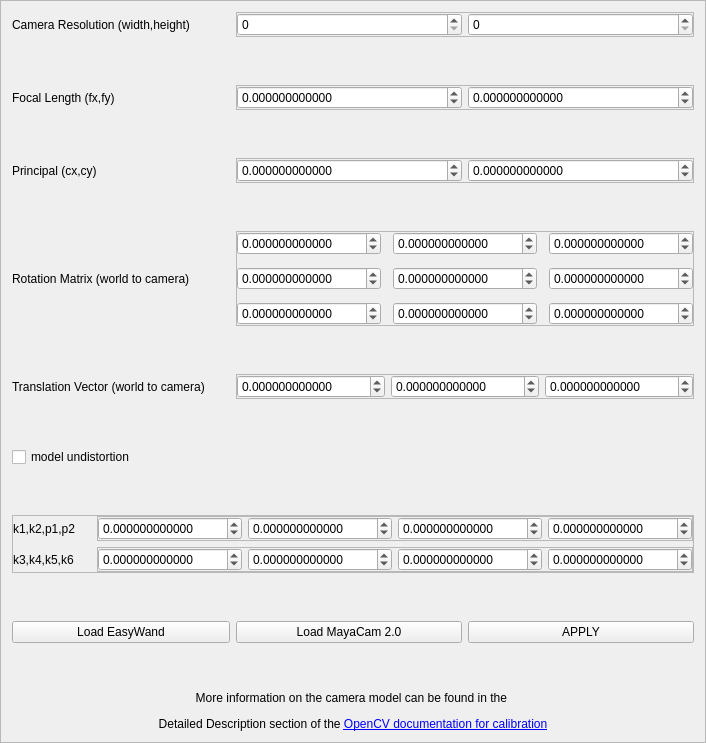
Above: src/ui/ui-files/ExternalCalibrationFrame.ui from XROMMPackages/xmalab before the change. Below: the same form after it.
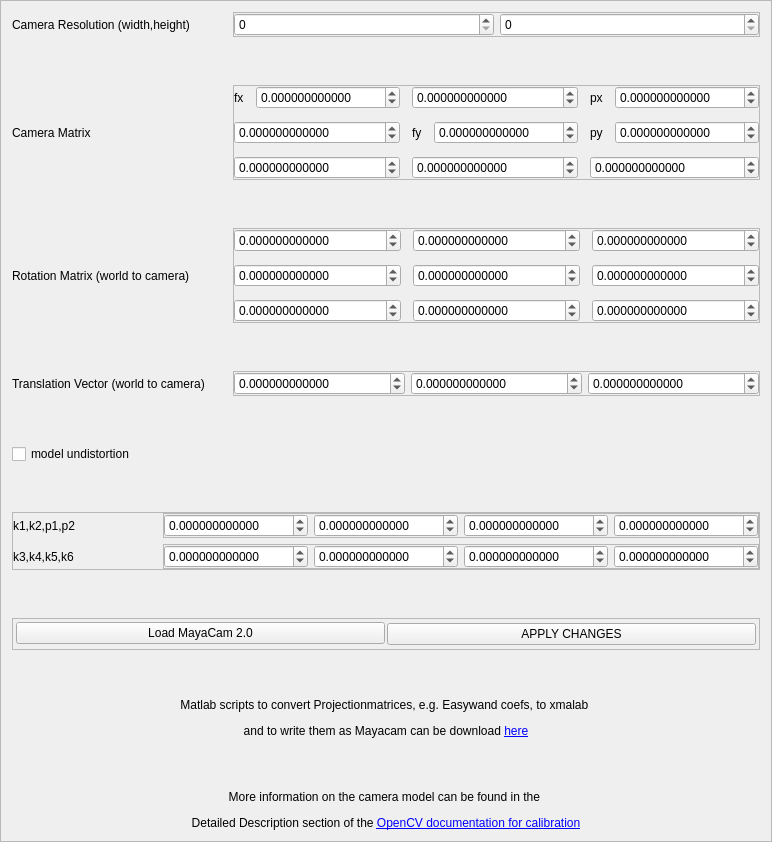
That is the form after the change.

Commit message: fixes #194 Added new entrypoint for trial with external calibration. Added matlabscripts to convert easywand data.

```diff
--- a/src/ui/ui-files/ExternalCalibrationFrame.ui
+++ b/src/ui/ui-files/ExternalCalibrationFrame.ui
@@ -6,8 +6,8 @@
    <rect>
     <x>0</x>
     <y>0</y>
-    <width>614</width>
-    <height>708</height>
+    <width>682</width>
+    <height>800</height>
    </rect>
   </property>
   <property name="windowTitle">
@@ -23,31 +23,62 @@
    <property name="verticalSpacing">
     <number>48</number>
    </property>
+   <item row="9" column="0" colspan="3">
+    <widget class="QFrame" name="frame_6">
+     <property name="sizePolicy">
+      <sizepolicy hsizetype="Preferred" vsizetype="Maximum">
+       <horstretch>0</horstretch>
+       <verstretch>0</verstretch>
+      </sizepolicy>
+     </property>
+     <property name="frameShape">
+      <enum>QFrame::StyledPanel</enum>
+     </property>
+     <property name="frameShadow">
+      <enum>QFrame::Raised</enum>
+     </property>
+     <layout class="QGridLayout" name="gridLayout_10">
+      <property name="margin">
+       <number>3</number>
+      </property>
+      <property name="spacing">
+       <number>2</number>
+      </property>
+      <item row="0" column="0">
+       <widget class="QPushButton" name="pushButton_MayaCam">
+        <property name="text">
+         <string>Load MayaCam 2.0</string>
+        </property>
+       </widget>
+      </item>
+      <item row="0" column="2" rowspan="2">
+       <widget class="QPushButton" name="pushButton_Apply">
+        <property name="text">
+         <string>APPLY CHANGES</string>
+        </property>
+       </widget>
+      </item>
+     </layout>
+    </widget>
+   </item>
    <item row="3" column="0">
-    <widget class="QLabel" name="label1_3">
-     <property name="text">
-      <string>Rotation Matrix (world to camera)</string>
-     </property>
-    </widget>
-   </item>
-   <item row="4" column="0">
     <widget class="QLabel" name="label1_4">
      <property name="text">
       <string>Translation Vector (world to camera)</string>
      </property>
     </widget>
    </item>
+   <item row="2" column="0">
+    <widget class="QLabel" name="label1_3">
+     <property name="text">
+      <string>Rotation Matrix (world to camera)</string>
+     </property>
+    </widget>
+   </item>
    <item row="1" column="0">
     <widget class="QLabel" name="label1_2">
      <property name="text">
-      <string>Focal Length (fx,fy)</string>
-     </property>
-    </widget>
-   </item>
-   <item row="5" column="0">
-    <widget class="QCheckBox" name="checkBox_hasDistortion">
-     <property name="text">
-      <string>model undistortion</string>
+      <string>Camera Matrix </string>
      </property>
     </widget>
    </item>
@@ -58,20 +89,46 @@
      </property>
     </widget>
    </item>
-   <item row="2" column="1" colspan="2">
-    <widget class="QFrame" name="frame_8">
+   <item row="4" column="0">
+    <widget class="QCheckBox" name="checkBox_hasDistortion">
+     <property name="text">
+      <string>model undistortion</string>
+     </property>
+    </widget>
+   </item>
+   <item row="10" column="0" colspan="3">
+    <widget class="QLabel" name="label">
+     <property name="text">
+      <string>&lt;html&gt;&lt;head/&gt;&lt;body&gt;&lt;p&gt;Matlab scripts to convert Projectionmatrices, e.g. Easywand coefs, to xmalab &lt;/p&gt;&lt;p&gt;and to write them as Mayacam can be download &lt;a href=&quot;https://bitbucket.org/xromm/xmalab/downloads/externalCalibration_Matlab_scripts.zip&quot;&gt;&lt;span style=&quot; text-decoration: underline; color:#0000ff;&quot;&gt;here&lt;/span&gt;&lt;/a&gt;&lt;/p&gt;&lt;p&gt;&lt;br/&gt;&lt;/p&gt;&lt;p&gt;More information on the camera model can be found in the &lt;/p&gt;&lt;p&gt;Detailed Description section of the &lt;a href=&quot;https://docs.opencv.org/3.3.0/d9/d0c/group__calib3d.html&quot;&gt;&lt;span style=&quot; text-decoration: underline; color:#0000ff;&quot;&gt;OpenCV documentation for calibration&lt;/span&gt;&lt;/a&gt;&lt;/p&gt;&lt;/body&gt;&lt;/html&gt;</string>
+     </property>
+     <property name="textFormat">
+      <enum>Qt::RichText</enum>
+     </property>
+     <property name="alignment">
+      <set>Qt::AlignCenter</set>
+     </property>
+     <property name="openExternalLinks">
+      <bool>true</bool>
+     </property>
+     <property name="textInteractionFlags">
+      <set>Qt::TextBrowserInteraction</set>
+     </property>
+    </widget>
+   </item>
+   <item row="3" column="1" colspan="2">
+    <widget class="QFrame" name="frame_4">
      <property name="frameShape">
       <enum>QFrame::StyledPanel</enum>
      </property>
      <property name="frameShadow">
       <enum>QFrame::Raised</enum>
      </property>
-     <layout class="QGridLayout" name="gridLayout_9">
+     <layout class="QGridLayout" name="gridLayout_4">
       <property name="margin">
        <number>0</number>
       </property>
       <item row="0" column="0">
-       <widget class="QDoubleSpinBox" name="doubleSpinBox_cx">
+       <widget class="QDoubleSpinBox" name="doubleSpinBox_TX">
         <property name="decimals">
          <number>12</number>
         </property>
@@ -87,7 +144,7 @@
        </widget>
       </item>
       <item row="0" column="1">
-       <widget class="QDoubleSpinBox" name="doubleSpinBox_cy">
+       <widget class="QDoubleSpinBox" name="doubleSpinBox_TY">
         <property name="decimals">
          <number>12</number>
         </property>
@@ -102,23 +159,8 @@
         </property>
        </widget>
       </item>
-     </layout>
-    </widget>
-   </item>
-   <item row="1" column="1" colspan="2">
-    <widget class="QFrame" name="frame_2">
-     <property name="frameShape">
-      <enum>QFrame::StyledPanel</enum>
-     </property>
-     <property name="frameShadow">
-      <enum>QFrame::Raised</enum>
-     </property>
-     <layout class="QGridLayout" name="gridLayout_2">
-      <property name="margin">
-       <number>0</number>
-      </property>
-      <item row="0" column="0">
-       <widget class="QDoubleSpinBox" name="doubleSpinBox_fx">
+      <item row="0" column="2">
+       <widget class="QDoubleSpinBox" name="doubleSpinBox_TZ">
         <property name="decimals">
          <number>12</number>
         </property>
@@ -133,26 +175,10 @@
         </property>
        </widget>
       </item>
-      <item row="0" column="1">
-       <widget class="QDoubleSpinBox" name="doubleSpinBox_fy">
-        <property name="decimals">
-         <number>12</number>
-        </property>
-        <property name="minimum">
-         <double>-999999999.000000000000000</double>
-        </property>
-        <property name="maximum">
-         <double>999999999.000000000000000</double>
-        </property>
-        <property name="singleStep">
-         <double>0.010000000000000</double>
-        </property>
-       </widget>
-      </item>
      </layout>
     </widget>
    </item>
-   <item row="8" column="0" colspan="3">
+   <item row="7" column="0" colspan="3">
     <widget class="QFrame" name="frame_distortion">
      <property name="frameShape">
       <enum>QFrame::StyledPanel</enum>
@@ -339,26 +365,197 @@
      </layout>
     </widget>
    </item>
-   <item row="11" column="0" colspan="3">
-    <widget class="QLabel" name="label">
-     <property name="text">
-      <string>&lt;html&gt;&lt;head/&gt;&lt;body&gt;&lt;p&gt;More information on the camera model can be found in the &lt;/p&gt;&lt;p&gt;Detailed Description section of the &lt;a href=&quot;https://docs.opencv.org/3.3.0/d9/d0c/group__calib3d.html&quot;&gt;&lt;span style=&quot; text-decoration: underline; color:#0000ff;&quot;&gt;OpenCV documentation for calibration&lt;/span&gt;&lt;/a&gt;&lt;/p&gt;&lt;/body&gt;&lt;/html&gt;</string>
+   <item row="1" column="1" colspan="2">
+    <widget class="QFrame" name="frame_2">
+     <property name="frameShape">
+      <enum>QFrame::StyledPanel</enum>
      </property>
-     <property name="textFormat">
-      <enum>Qt::RichText</enum>
+     <property name="frameShadow">
+      <enum>QFrame::Raised</enum>
      </property>
-     <property name="alignment">
-      <set>Qt::AlignCenter</set>
-     </property>
-     <property name="openExternalLinks">
-      <bool>true</bool>
-     </property>
-     <property name="textInteractionFlags">
-      <set>Qt::TextBrowserInteraction</set>
-     </property>
+     <layout class="QGridLayout" name="gridLayout_9">
+      <property name="margin">
+       <number>0</number>
+      </property>
+      <property name="spacing">
+       <number>12</number>
+      </property>
+      <item row="2" column="2" colspan="2">
+       <widget class="QDoubleSpinBox" name="doubleSpinBox_K32">
+        <property name="decimals">
+         <number>12</number>
+        </property>
+        <property name="minimum">
+         <double>-999999999.000000000000000</double>
+        </property>
+        <property name="maximum">
+         <double>999999999.000000000000000</double>
+        </property>
+        <property name="singleStep">
+         <double>0.010000000000000</double>
+        </property>
+       </widget>
+      </item>
+      <item row="0" column="2" colspan="2">
+       <widget class="QDoubleSpinBox" name="doubleSpinBox_K12">
+        <property name="decimals">
+         <number>12</number>
+        </property>
+        <property name="minimum">
+         <double>-999999999.000000000000000</double>
+        </property>
+        <property name="maximum">
+         <double>999999999.000000000000000</double>
+        </property>
+        <property name="singleStep">
+         <double>0.010000000000000</double>
+        </property>
+       </widget>
+      </item>
+      <item row="1" column="2">
+       <widget class="QLabel" name="label_3">
+        <property name="text">
+         <string>fy</string>
+        </property>
+       </widget>
+      </item>
+      <item row="1" column="5">
+       <widget class="QDoubleSpinBox" name="doubleSpinBox_K23">
+        <property name="decimals">
+         <number>12</number>
+        </property>
+        <property name="minimum">
+         <double>-999999999.000000000000000</double>
+        </property>
+        <property name="maximum">
+         <double>999999999.000000000000000</double>
+        </property>
+        <property name="singleStep">
+         <double>0.010000000000000</double>
+        </property>
+       </widget>
+      </item>
+      <item row="2" column="0" colspan="2">
+       <widget class="QDoubleSpinBox" name="doubleSpinBox_K31">
+        <property name="decimals">
+         <number>12</number>
+        </property>
+        <property name="minimum">
+         <double>-999999999.000000000000000</double>
+        </property>
+        <property name="maximum">
+         <double>999999999.000000000000000</double>
+        </property>
+        <property name="singleStep">
+         <double>0.010000000000000</double>
+        </property>
+       </widget>
+      </item>
+      <item row="0" column="0">
+       <widget class="QLabel" name="label_2">
+        <property name="text">
+         <string>fx</string>
+        </property>
+       </widget>
+      </item>
+      <item row="0" column="1">
+       <widget class="QDoubleSpinBox" name="doubleSpinBox_K11">
+        <property name="decimals">
+         <number>12</number>
+        </property>
+        <property name="minimum">
+         <double>-999999999.000000000000000</double>
+        </property>
+        <property name="maximum">
+         <double>999999999.000000000000000</double>
+        </property>
+        <property name="singleStep">
+         <double>0.010000000000000</double>
+        </property>
+       </widget>
+      </item>
+      <item row="0" column="5">
+       <widget class="QDoubleSpinBox" name="doubleSpinBox_K13">
+        <property name="decimals">
+         <number>12</number>
+        </property>
+        <property name="minimum">
+         <double>-999999999.000000000000000</double>
+        </property>
+        <property name="maximum">
+         <double>999999999.000000000000000</double>
+        </property>
+        <property name="singleStep">
+         <double>0.010000000000000</double>
+        </property>
+       </widget>
+      </item>
+      <item row="1" column="0" colspan="2">
+       <widget class="QDoubleSpinBox" name="doubleSpinBox_K21">
+        <property name="decimals">
+         <number>12</number>
+        </property>
+        <property name="minimum">
+         <double>-999999999.000000000000000</double>
+        </property>
+        <property name="maximum">
+         <double>999999999.000000000000000</double>
+        </property>
+        <property name="singleStep">
+         <double>0.010000000000000</double>
+        </property>
+       </widget>
+      </item>
+      <item row="1" column="3">
+       <widget class="QDoubleSpinBox" name="doubleSpinBox_K22">
+        <property name="decimals">
+         <number>12</number>
+        </property>
+        <property name="minimum">
+         <double>-999999999.000000000000000</double>
+        </property>
+        <property name="maximum">
+         <double>999999999.000000000000000</double>
+        </property>
+        <property name="singleStep">
+         <double>0.010000000000000</double>
+        </property>
+       </widget>
+      </item>
+      <item row="0" column="4">
+       <widget class="QLabel" name="label_4">
+        <property name="text">
+         <string>px</string>
+        </property>
+       </widget>
+      </item>
+      <item row="1" column="4">
+       <widget class="QLabel" name="label_5">
+        <property name="text">
+         <string>py</string>
+        </property>
+       </widget>
+      </item>
+      <item row="2" column="4" colspan="2">
+       <widget class="QDoubleSpinBox" name="doubleSpinBox_K33">
+        <property name="decimals">
+         <number>12</number>
+        </property>
+        <property name="minimum">
+         <double>-999999999.000000000000000</double>
+        </property>
+        <property name="maximum">
+         <double>999999999.000000000000000</double>
+        </property>
+        <property name="singleStep">
+         <double>0.010000000000000</double>
+        </property>
+       </widget>
+      </item>
+     </layout>
     </widget>
    </item>
-   <item row="3" column="1" colspan="2">
+   <item row="2" column="1" colspan="2">
     <widget class="QFrame" name="frame">
      <property name="frameShape">
       <enum>QFrame::StyledPanel</enum>
@@ -520,69 +717,6 @@
      </layout>
     </widget>
    </item>
-   <item row="4" column="1" colspan="2">
-    <widget class="QFrame" name="frame_4">
-     <property name="frameShape">
-      <enum>QFrame::StyledPanel</enum>
-     </property>
-     <property name="frameShadow">
-      <enum>QFrame::Raised</enum>
-     </property>
-     <layout class="QGridLayout" name="gridLayout_4">
-      <property name="margin">
-       <number>0</number>
-      </property>
-      <item row="0" column="0">
-       <widget class="QDoubleSpinBox" name="doubleSpinBox_TX">
-        <property name="decimals">
-         <number>12</number>
-        </property>
-        <property name="minimum">
-         <double>-999999999.000000000000000</double>
-        </property>
-        <property name="maximum">
-         <double>999999999.000000000000000</double>
-        </property>
-        <property name="singleStep">
-         <double>0.010000000000000</double>
-        </property>
-       </widget>
-      </item>
-      <item row="0" column="1">
-       <widget class="QDoubleSpinBox" name="doubleSpinBox_TY">
-        <property name="decimals">
-         <number>12</number>
-        </property>
-        <property name="minimum">
-         <double>-999999999.000000000000000</double>
-        </property>
-        <property name="maximum">
-         <double>999999999.000000000000000</double>
-        </property>
-        <property name="singleStep">
-         <double>0.010000000000000</double>
-        </property>
-       </widget>
-      </item>
-      <item row="0" column="2">
-       <widget class="QDoubleSpinBox" name="doubleSpinBox_TZ">
-        <property name="decimals">
-         <number>12</number>
-        </property>
-        <property name="minimum">
-         <double>-999999999.000000000000000</double>
-        </property>
-        <property name="maximum">
-         <double>999999999.000000000000000</double>
-        </property>
-        <property name="singleStep">
-         <double>0.010000000000000</double>
-        </property>
-       </widget>
-      </item>
-     </layout>
-    </widget>
-   </item>
    <item row="0" column="1" colspan="2">
     <widget class="QFrame" name="frame_3">
      <property name="frameShape">
@@ -612,34 +746,6 @@
      </layout>
     </widget>
    </item>
-   <item row="2" column="0">
-    <widget class="QLabel" name="label1_7">
-     <property name="text">
-      <string>Principal (cx,cy)</string>
-     </property>
-    </widget>
-   </item>
-   <item row="10" column="1">
-    <widget class="QPushButton" name="pushButton_MayaCam">
-     <property name="text">
-      <string>Load MayaCam 2.0</string>
-     </property>
-    </widget>
-   </item>
-   <item row="10" column="0">
-    <widget class="QPushButton" name="pushButton_EasyWand">
-     <property name="text">
-      <string>Load EasyWand</string>
-     </property>
-    </widget>
-   </item>
-   <item row="10" column="2">
-    <widget class="QPushButton" name="pushButton_Apply">
-     <property name="text">
-      <string>APPLY</string>
-     </property>
-    </widget>
-   </item>
   </layout>
  </widget>
  <resources/>
```
The commit also changes 8 other files.
